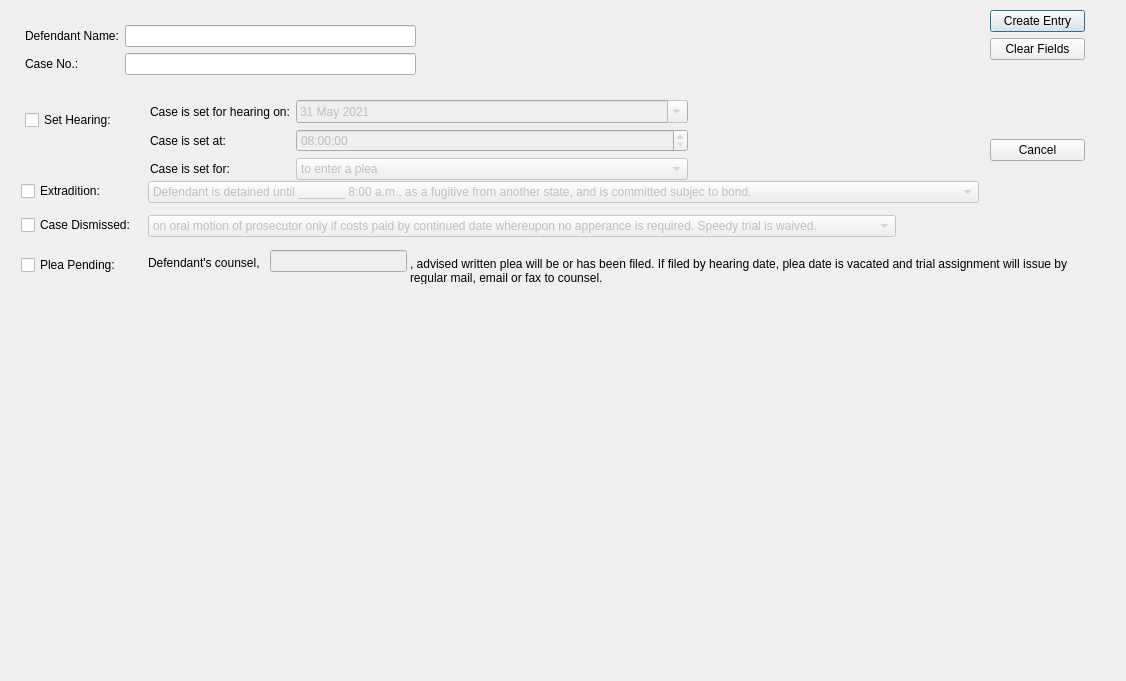
HunterProgram22/MuniEntry, file ui/YellowFormDialog.ui: the form before one commit.
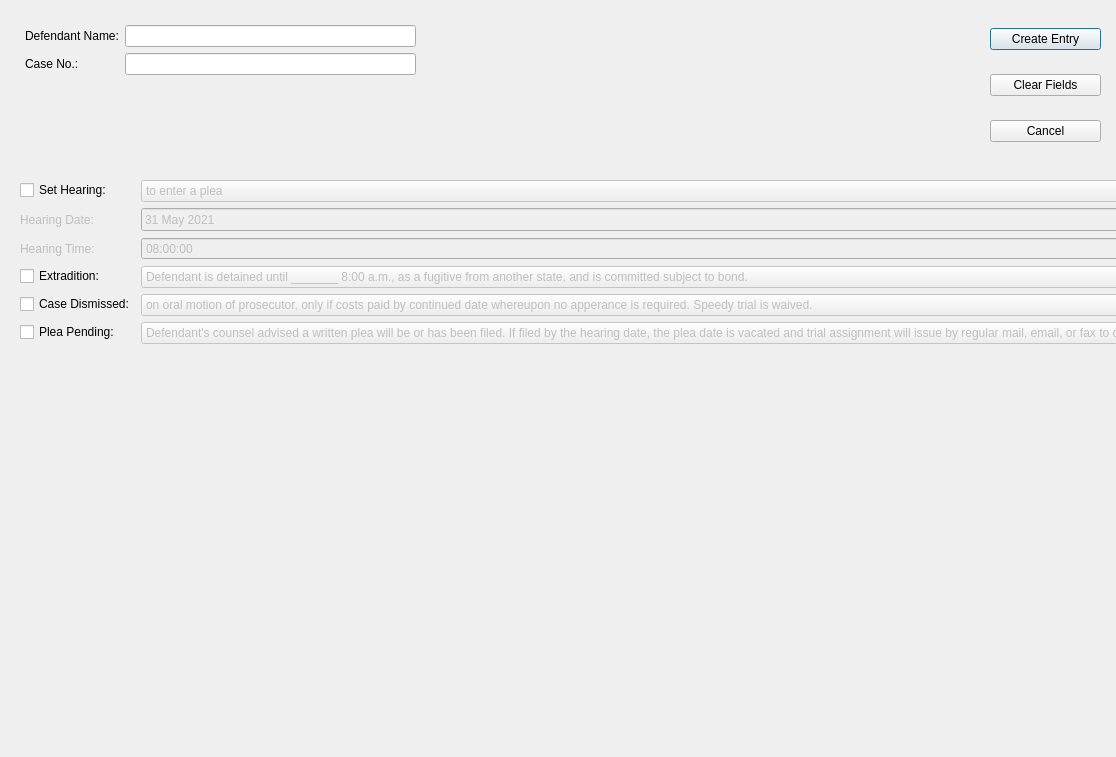
The form after the commit.

Commit message: Updated formatting on Yellow Form.

The edit to the form file:
```diff
--- a/ui/YellowFormDialog.ui
+++ b/ui/YellowFormDialog.ui
@@ -9,10 +9,16 @@
    <rect>
     <x>0</x>
     <y>0</y>
-    <width>1126</width>
-    <height>681</height>
+    <width>1116</width>
+    <height>757</height>
    </rect>
   </property>
+  <property name="sizePolicy">
+   <sizepolicy hsizetype="Preferred" vsizetype="Preferred">
+    <horstretch>0</horstretch>
+    <verstretch>0</verstretch>
+   </sizepolicy>
+  </property>
   <property name="windowTitle">
    <string>YellowFormDialog</string>
   </property>
@@ -21,7 +27,7 @@
     <rect>
      <x>990</x>
      <y>10</y>
-     <width>95</width>
+     <width>111</width>
      <height>151</height>
     </rect>
    </property>
@@ -40,19 +46,6 @@
       </property>
      </widget>
     </item>
-    <item>
-     <spacer name="verticalSpacer">
-      <property name="orientation">
-       <enum>Qt::Vertical</enum>
-      </property>
-      <property name="sizeHint" stdset="0">
-       <size>
-        <width>20</width>
-        <height>58</height>
-       </size>
-      </property>
-     </spacer>
-    </item>
     <item>
      <widget class="QPushButton" name="pushButton_3">
       <property name="text">
@@ -106,176 +99,24 @@
     </item>
    </layout>
   </widget>
-  <widget class="QComboBox" name="extradition_choices">
-   <property name="enabled">
-    <bool>false</bool>
-   </property>
-   <property name="geometry">
-    <rect>
-     <x>148</x>
-     <y>181</y>
-     <width>878</width>
-     <height>22</height>
-    </rect>
-   </property>
-   <property name="editable">
-    <bool>false</bool>
-   </property>
-   <property name="sizeAdjustPolicy">
-    <enum>QComboBox::AdjustToContents</enum>
-   </property>
-   <item>
-    <property name="text">
-     <string>Defendant is detained until _______ 8:00 a.m., as a fugitive from another state, and is committed subjec to bond.</string>
-    </property>
-   </item>
-   <item>
-    <property name="text">
-     <string>Defendant waived issues of covernor's warrant and habeas corpus. R.C. 2963.11-13. Defendant shall report to court as directed if released on bond.</string>
-    </property>
-   </item>
-  </widget>
-  <widget class="QCheckBox" name="extradition_checkbox">
-   <property name="geometry">
-    <rect>
-     <x>21</x>
-     <y>181</y>
-     <width>92</width>
-     <height>20</height>
-    </rect>
-   </property>
-   <property name="text">
-    <string>Extradition:</string>
-   </property>
-  </widget>
-  <widget class="QCheckBox" name="case_dismissed_checkbox">
-   <property name="geometry">
-    <rect>
-     <x>21</x>
-     <y>215</y>
-     <width>121</width>
-     <height>20</height>
-    </rect>
-   </property>
-   <property name="text">
-    <string>Case Dismissed:</string>
-   </property>
-  </widget>
-  <widget class="QComboBox" name="dismissed_choices">
-   <property name="enabled">
-    <bool>false</bool>
-   </property>
-   <property name="geometry">
-    <rect>
-     <x>148</x>
-     <y>215</y>
-     <width>748</width>
-     <height>22</height>
-    </rect>
-   </property>
-   <property name="sizeAdjustPolicy">
-    <enum>QComboBox::AdjustToContentsOnFirstShow</enum>
-   </property>
-   <item>
-    <property name="text">
-     <string>on oral motion of prosecutor only if costs paid by continued date whereupon no apperance is required. Speedy trial is waived.</string>
-    </property>
-   </item>
-   <item>
-    <property name="text">
-     <string>without prejudice.</string>
-    </property>
-   </item>
-  </widget>
-  <widget class="QCheckBox" name="plea_pending_checkbox">
-   <property name="geometry">
-    <rect>
-     <x>21</x>
-     <y>255</y>
-     <width>105</width>
-     <height>20</height>
-    </rect>
-   </property>
-   <property name="text">
-    <string>Plea Pending:</string>
-   </property>
-  </widget>
-  <widget class="QLineEdit" name="defense_counsel_name">
-   <property name="enabled">
-    <bool>false</bool>
-   </property>
-   <property name="geometry">
-    <rect>
-     <x>270</x>
-     <y>250</y>
-     <width>137</width>
-     <height>22</height>
-    </rect>
-   </property>
-  </widget>
-  <widget class="QLabel" name="label_5">
-   <property name="geometry">
-    <rect>
-     <x>148</x>
-     <y>255</y>
-     <width>122</width>
-     <height>16</height>
-    </rect>
-   </property>
-   <property name="text">
-    <string>Defendant's counsel, </string>
-   </property>
-  </widget>
-  <widget class="QLabel" name="label_6">
-   <property name="geometry">
-    <rect>
-     <x>410</x>
-     <y>258</y>
-     <width>691</width>
-     <height>26</height>
-    </rect>
-   </property>
-   <property name="acceptDrops">
-    <bool>false</bool>
-   </property>
-   <property name="text">
-    <string>, advised written plea will be or has been filed. If filed by hearing date, plea date is vacated and trial assignment will issue by regular mail, email or fax to counsel.</string>
-   </property>
-   <property name="wordWrap">
-    <bool>true</bool>
-   </property>
-  </widget>
-  <widget class="QCheckBox" name="set_hearing_checkbox">
-   <property name="geometry">
-    <rect>
-     <x>25</x>
-     <y>110</y>
-     <width>101</width>
-     <height>20</height>
-    </rect>
-   </property>
-   <property name="text">
-    <string>Set Hearing:</string>
-   </property>
-  </widget>
   <widget class="QWidget" name="">
    <property name="geometry">
     <rect>
-     <x>150</x>
-     <y>100</y>
-     <width>538</width>
-     <height>80</height>
+     <x>20</x>
+     <y>180</y>
+     <width>1258</width>
+     <height>281</height>
     </rect>
    </property>
-   <layout class="QFormLayout" name="hearing_layout">
-    <item row="2" column="0">
-     <widget class="QLabel" name="label_4">
+   <layout class="QFormLayout" name="formLayout_2">
+    <item row="0" column="0">
+     <widget class="QCheckBox" name="set_hearing_checkbox">
       <property name="text">
-       <string>Case is set for:</string>
+       <string>Set Hearing:</string>
       </property>
      </widget>
     </item>
-    <item row="2" column="1">
+    <item row="0" column="1">
      <widget class="QComboBox" name="case_set_for_choices">
       <property name="enabled">
        <bool>false</bool>
@@ -292,38 +133,83 @@
       </item>
      </widget>
     </item>
-    <item row="0" column="0">
-     <widget class="QLabel" name="label_3">
+    <item row="7" column="0">
+     <widget class="QCheckBox" name="extradition_checkbox">
       <property name="text">
-       <string>Case is set for hearing on:</string>
+       <string>Extradition:</string>
       </property>
      </widget>
     </item>
+    <item row="9" column="0">
+     <widget class="QCheckBox" name="case_dismissed_checkbox">
+      <property name="text">
+       <string>Case Dismissed:</string>
+      </property>
+     </widget>
+    </item>
+    <item row="11" column="0">
+     <widget class="QCheckBox" name="plea_pending_checkbox">
+      <property name="text">
+       <string>Plea Pending:</string>
+      </property>
+     </widget>
+    </item>
+    <item row="11" column="1">
+     <widget class="QComboBox" name="plea_pending_choices">
+      <property name="enabled">
+       <bool>false</bool>
+      </property>
+      <item>
+       <property name="text">
+        <string>Defendant's counsel advised a written plea will be or has been filed. If filed by the hearing date, the plea date is vacated and trial assignment will issue by regular mail, email, or fax to counsel.</string>
+       </property>
+      </item>
+     </widget>
+    </item>
+    <item row="9" column="1">
+     <widget class="QComboBox" name="dismissed_choices">
+      <property name="enabled">
+       <bool>false</bool>
+      </property>
+      <property name="sizeAdjustPolicy">
+       <enum>QComboBox::AdjustToContentsOnFirstShow</enum>
+      </property>
+      <item>
+       <property name="text">
+        <string>on oral motion of prosecutor, only if costs paid by continued date whereupon no apperance is required. Speedy trial is waived.</string>
+       </property>
+      </item>
+      <item>
+       <property name="text">
+        <string>without prejudice.</string>
+       </property>
+      </item>
+     </widget>
+    </item>
+    <item row="7" column="1">
+     <widget class="QComboBox" name="extradition_choices">
+      <property name="enabled">
+       <bool>false</bool>
+      </property>
+      <property name="editable">
+       <bool>false</bool>
+      </property>
+      <property name="sizeAdjustPolicy">
+       <enum>QComboBox::AdjustToContents</enum>
+      </property>
+      <item>
+       <property name="text">
+        <string>Defendant is detained until _______ 8:00 a.m., as a fugitive from another state, and is committed subject to bond.</string>
+       </property>
+      </item>
+      <item>
+       <property name="text">
+        <string>Defendant waived issues of governor's warrant and habeas corpus. R.C. 2963.11-13. Defendant shall report to court as directed if released on bond.</string>
+       </property>
+      </item>
+     </widget>
+    </item>
     <item row="1" column="1">
-     <widget class="QTimeEdit" name="case_set_time">
-      <property name="enabled">
-       <bool>false</bool>
-      </property>
-      <property name="minimumTime">
-       <time>
-        <hour>8</hour>
-        <minute>0</minute>
-        <second>0</second>
-       </time>
-      </property>
-      <property name="calendarPopup">
-       <bool>true</bool>
-      </property>
-      <property name="time">
-       <time>
-        <hour>8</hour>
-        <minute>0</minute>
-        <second>0</second>
-       </time>
-      </property>
-     </widget>
-    </item>
-    <item row="0" column="1">
      <widget class="QDateEdit" name="case_set_date">
       <property name="enabled">
        <bool>false</bool>
@@ -365,9 +251,46 @@
      </widget>
     </item>
     <item row="1" column="0">
-     <widget class="QLabel" name="label_7">
+     <widget class="QLabel" name="hearing_date_label">
+      <property name="enabled">
+       <bool>false</bool>
+      </property>
       <property name="text">
-       <string>Case is set at:</string>
+       <string>Hearing Date:</string>
+      </property>
+     </widget>
+    </item>
+    <item row="2" column="0">
+     <widget class="QLabel" name="hearing_time_label">
+      <property name="enabled">
+       <bool>false</bool>
+      </property>
+      <property name="text">
+       <string>Hearing Time:</string>
+      </property>
+     </widget>
+    </item>
+    <item row="2" column="1">
+     <widget class="QTimeEdit" name="case_set_time">
+      <property name="enabled">
+       <bool>false</bool>
+      </property>
+      <property name="minimumTime">
+       <time>
+        <hour>8</hour>
+        <minute>0</minute>
+        <second>0</second>
+       </time>
+      </property>
+      <property name="calendarPopup">
+       <bool>true</bool>
+      </property>
+      <property name="time">
+       <time>
+        <hour>8</hour>
+        <minute>0</minute>
+        <second>0</second>
+       </time>
       </property>
      </widget>
     </item>
```
Left out of the diff: 80 changed lines with no effect on the pictures. The commit also changes 2 other files.
